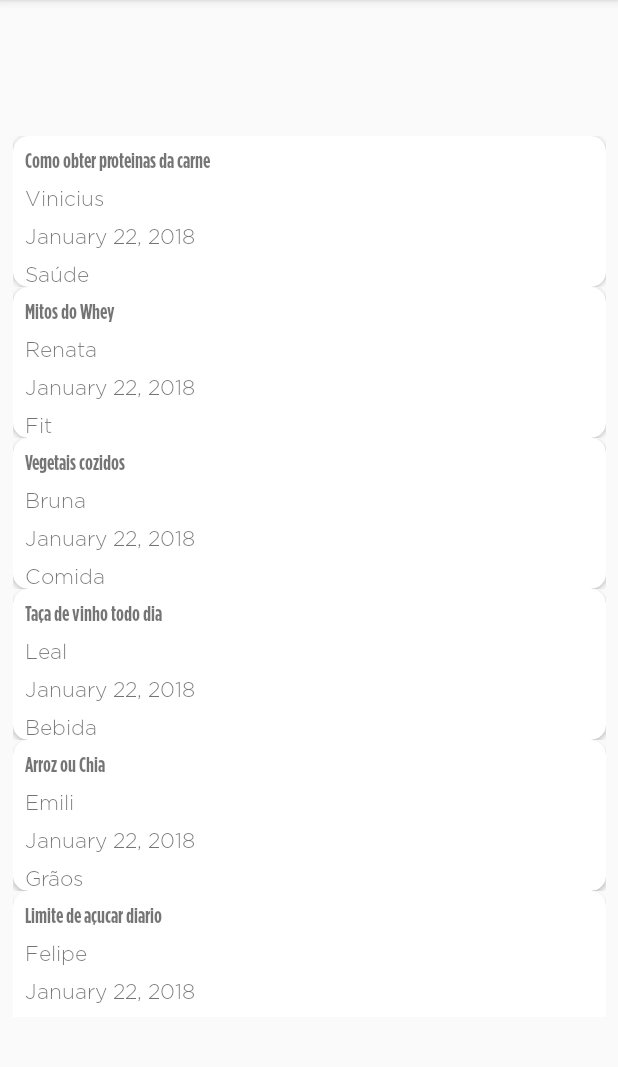
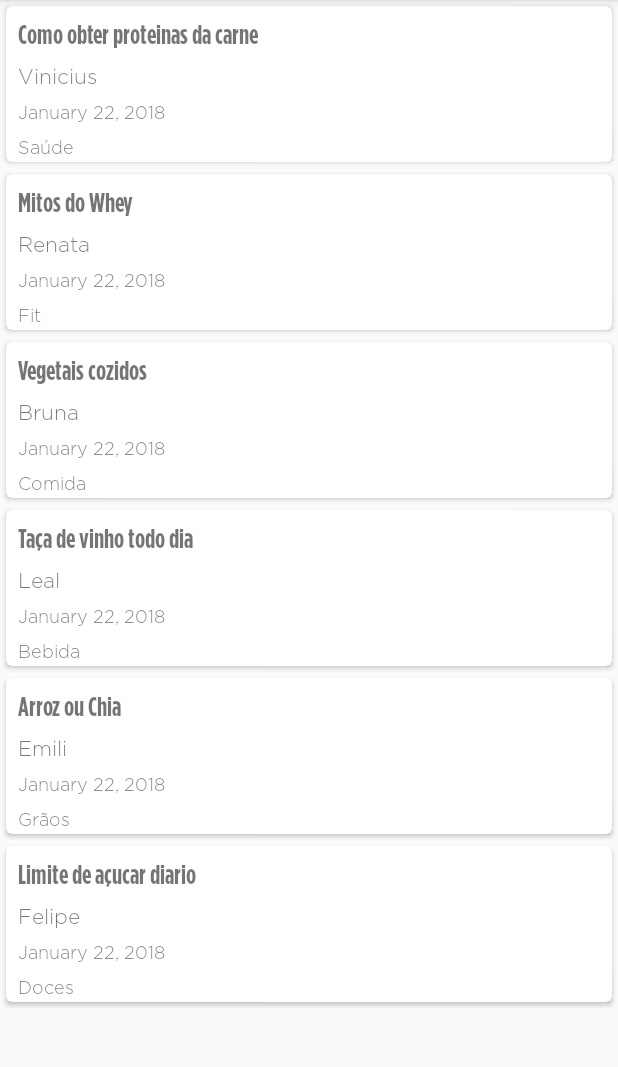
Before and after one commit to felipe11xx/alimente-se-Bem, an Android app: the fragment TabForum shown on its own in the app's theme, on a phone screen of 412 x 824 dp, the part 84-1151 px from its top. Run offline under Robolectric (Android 15) with nearby library versions, the phone set to English and light mode, and no system bars; Roboto replaces fonts that are not available here.

Commit message:
cardView de foruns pronto 16/03/2018

```diff
--- a/AlimenteSeBem/app/src/main/java/com/example/web/alimentesebem/view/MainActivity.java
+++ b/AlimenteSeBem/app/src/main/java/com/example/web/alimentesebem/view/MainActivity.java
@@ -138,6 +138,7 @@ public class MainActivity extends AppCompatActivity {
                 case 2:
                     TabForum tabForum = new TabForum();
                     return tabForum;
+
                 case 3:
                     TabVideos tabVideos = new TabVideos();
                     return tabVideos;
--- a/AlimenteSeBem/app/src/main/java/com/example/web/alimentesebem/view/TabForum.java
+++ b/AlimenteSeBem/app/src/main/java/com/example/web/alimentesebem/view/TabForum.java
@@ -37,9 +37,10 @@ public class TabForum extends Fragment implements OnItemClick {
         recyclerView = rootView.findViewById(R.id.rv_forum);
         recyclerView.setAdapter(new ForumAdapter(this.getContext(),foruns,this));
 
-        //Cria a tela com a lista das
-        RecyclerView.LayoutManager layout = new LinearLayoutManager(this.getContext(), LinearLayout.VERTICAL,
-                                            false);
+        //Cria a tela com a lista dos Foruns
+        RecyclerView.LayoutManager layout = new LinearLayoutManager(this.getContext(), LinearLayoutManager.VERTICAL,
+                false);
+
         recyclerView.setLayoutManager(layout);
 
         return rootView;
--- a/AlimenteSeBem/app/src/main/java/com/example/web/alimentesebem/view/adapter/ForumAdapter.java
+++ b/AlimenteSeBem/app/src/main/java/com/example/web/alimentesebem/view/adapter/ForumAdapter.java
@@ -19,6 +19,7 @@ import java.util.List;
  */
 
 public class ForumAdapter extends RecyclerView.Adapter{
+
     private Context context;
     private List<ForumBean> lista;
     private OnItemClick onItemClick;
@@ -34,9 +35,9 @@ public class ForumAdapter extends RecyclerView.Adapter{
         View view = LayoutInflater.from(context)
                 .inflate(R.layout.detalhe_forum,parent,false);
 
-        ForumViewHolder forumViewHolder = new ForumViewHolder(view,this);
+        ForumViewHolder holder = new ForumViewHolder(view,this);
 
-        return forumViewHolder;
+        return holder;
     }
 
     @Override
@@ -61,7 +62,7 @@ public class ForumAdapter extends RecyclerView.Adapter{
         public DateFormat dtFmt =  DateFormat.getDateInstance(DateFormat.LONG);
         public ForumAdapter adapter;
 
-        public ForumViewHolder(final View view, ForumAdapter adapter) {
+        public ForumViewHolder(final View view, final ForumAdapter adapter) {
             super(view);
             this.adapter = adapter;
 
@@ -84,15 +85,13 @@ public class ForumAdapter extends RecyclerView.Adapter{
             tvTitulo.setText(obj.getTitulo());
             tvAutor.setText(obj.getAutor().getNome());
             tvCategoria.setText(obj.getCategoria().getNome());
-
-            String dataAbertura = dtFmt.format(obj.getDataAbertura());
-            tvDataAbertura.setText(dataAbertura);
+            tvDataAbertura.setText(dtFmt.format(obj.getDataAbertura()));
 
         }
 
         @Override
         public void onClick(View v) {
-
+            onItemClick.onclick(forumId);
         }
     }
 
--- a/AlimenteSeBem/app/src/main/java/com/example/web/alimentesebem/view/adapter/NoticiaAdpter.java
+++ b/AlimenteSeBem/app/src/main/java/com/example/web/alimentesebem/view/adapter/NoticiaAdpter.java
@@ -30,6 +30,7 @@ public class NoticiaAdpter extends RecyclerView.Adapter {
        this.context = context;
        this.onItemClick = click;
    }
+
     @Override
     public RecyclerView.ViewHolder onCreateViewHolder(ViewGroup parent, int viewType) {
         View view = LayoutInflater.from(context)
@@ -70,8 +71,8 @@ public class NoticiaAdpter extends RecyclerView.Adapter {
 
             view.setOnClickListener(this);
 
-            tvTitulo = view.findViewById(R.id.tv_titulo_noticia);
-            tvConteudo = view.findViewById(R.id.tv_noticia);
+            tvTitulo = view.findViewById(R.id.tv_titulo_forum);
+            tvConteudo = view.findViewById(R.id.tv_autor);
             tvPublicacao = view.findViewById(R.id.tv_data_noticia);
             imgCapa = view.findViewById(R.id.img_capa_noticia);
 
--- a/AlimenteSeBem/app/src/main/res/layout/detalhe_agenda.xml
+++ b/AlimenteSeBem/app/src/main/res/layout/detalhe_agenda.xml
@@ -6,7 +6,7 @@
     android:layout_height="wrap_content">
 
     <android.support.v7.widget.CardView xmlns:card_view="http://schemas.android.com/apk/res-auto"
-        android:id="@+id/card_view"
+        android:id="@+id/cv_agenda"
         android:layout_width="0dp"
         android:layout_height="wrap_content"
         android:layout_gravity="center"
--- a/AlimenteSeBem/app/src/main/res/layout/detalhe_forum.xml
+++ b/AlimenteSeBem/app/src/main/res/layout/detalhe_forum.xml
@@ -4,11 +4,18 @@
     android:layout_width="match_parent"
     android:layout_height="wrap_content">
 
-    <android.support.v7.widget.CardView
-        android:layout_width="match_parent"
+    <android.support.v7.widget.CardView xmlns:card_view="http://schemas.android.com/apk/res-auto"
+    android:id="@+id/cv_forum"
+        android:layout_width="0dp"
         android:layout_height="wrap_content"
-        app:cardCornerRadius="10dp"
-        android:elevation="5dp">
+        android:layout_gravity="center"
+        android:layout_margin="4dp"
+        android:elevation="6dp"
+        card_view:cardCornerRadius="4dp"
+        card_view:layout_constraintBottom_toBottomOf="parent"
+        card_view:layout_constraintEnd_toEndOf="parent"
+        card_view:layout_constraintStart_toStartOf="parent"
+        card_view:layout_constraintTop_toTopOf="parent">
 
         <LinearLayout
             android:layout_width="match_parent"
@@ -23,9 +30,7 @@
                 android:layout_marginStart="8dp"
                 android:layout_marginTop="8dp"
                 android:text="TextView"
-                app:layout_constraintEnd_toEndOf="parent"
-                app:layout_constraintStart_toStartOf="parent"
-                app:layout_constraintTop_toTopOf="parent" />
+                android:textSize="18sp"/>
 
             <TextView
                 android:id="@+id/tv_autor"
@@ -34,10 +39,7 @@
                 android:layout_marginEnd="8dp"
                 android:layout_marginStart="8dp"
                 android:layout_marginTop="8dp"
-                android:text="TextView"
-                app:layout_constraintEnd_toEndOf="parent"
-                app:layout_constraintStart_toStartOf="parent"
-                app:layout_constraintTop_toTopOf="parent" />
+                android:text="TextView"/>
 
             <TextView
                 android:id="@+id/tv_data_forum"
@@ -47,9 +49,7 @@
                 android:layout_marginStart="8dp"
                 android:layout_marginTop="8dp"
                 android:text="TextView"
-                app:layout_constraintEnd_toStartOf="@+id/textView4"
-                app:layout_constraintStart_toStartOf="parent"
-                app:layout_constraintTop_toBottomOf="@+id/tv_autor" />
+                android:textSize="12sp" />
 
             <TextView
                 android:id="@+id/tv_categoria_forum"
@@ -59,9 +59,8 @@
                 android:layout_marginStart="8dp"
                 android:layout_marginTop="8dp"
                 android:text="TextView"
-                app:layout_constraintEnd_toEndOf="parent"
-                app:layout_constraintStart_toStartOf="parent"
-                app:layout_constraintTop_toBottomOf="@+id/tv_data_forum" />
+                android:textSize="12sp"
+                android:layout_marginBottom="2dp"/>
 
         </LinearLayout>
 
--- a/AlimenteSeBem/app/src/main/res/layout/tab_agenda.xml
+++ b/AlimenteSeBem/app/src/main/res/layout/tab_agenda.xml
@@ -10,6 +10,7 @@
         android:id="@+id/rvCalendario"
         android:layout_width="match_parent"
         android:layout_height="match_parent"
+        android:scrollbars="vertical"
         app:layout_constraintBottom_toBottomOf="parent"
         app:layout_constraintEnd_toEndOf="parent"
         app:layout_constraintHorizontal_bias="0.0"
--- a/AlimenteSeBem/app/src/main/res/layout/tab_forum.xml
+++ b/AlimenteSeBem/app/src/main/res/layout/tab_forum.xml
@@ -9,8 +9,9 @@
 
     <android.support.v7.widget.RecyclerView
         android:id="@+id/rv_forum"
-        android:layout_width="395dp"
-        android:layout_height="587dp"
+        android:layout_width="match_parent"
+        android:layout_height="match_parent"
+        android:scrollbars="vertical"
         app:layout_constraintBottom_toBottomOf="parent"
         app:layout_constraintEnd_toEndOf="parent"
         app:layout_constraintStart_toStartOf="parent"
```
Also changed, not shown: AlimenteSeBem/app/src/main/res/layout/detalhe_noticias.xml (+4 -4 lines), AlimenteSeBem/app/src/main/res/layout/tab_noticias.xml (+5 -15 lines).
